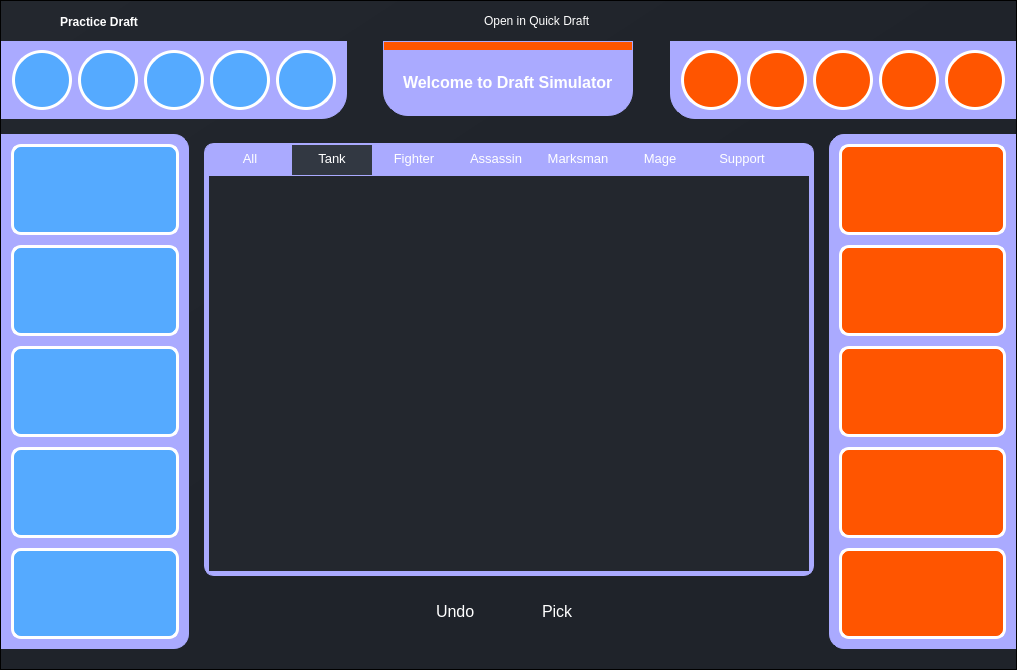
This is ui/pages/practice_draft.ui in elian-olbz/mlbb-drafting-and-simulation-tools as Qt 5 draws it before an edit. The edited form follows.
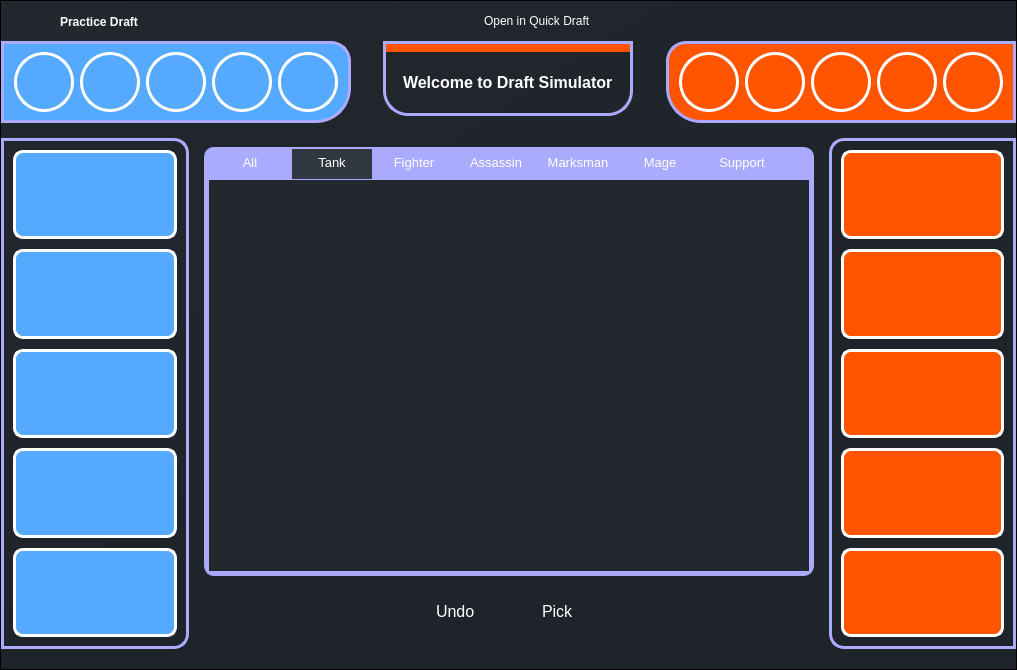
This is the edited form. The open tabs and pages were chosen to show the change. Icons and pictures are not drawn.

Commit message: almost polished for practice and quick  draft. No text update on practice_draft and buttons on all pages

The edit to the form file:
```diff
--- a/ui/pages/practice_draft.ui
+++ b/ui/pages/practice_draft.ui
@@ -626,12 +626,12 @@
                                  </property>
                                  <property name="styleSheet">
                                   <string notr="true">QFrame #blue_ban_frame{
-border: 1px solid rgb(170, 170, 255);
-background-color: rgb(170, 170, 255);
+border: 3px solid rgb(170, 170, 255);
+background-color: rgb(85, 170, 255);
 border-top-left-radius: 0px;
 border-bottom-left-radius: 0px;
-border-top-right-radius: 0px;
-border-bottom-right-radius: 25px;
+border-top-right-radius: 20px;
+border-bottom-right-radius: 35px;
 }</string>
                                  </property>
                                  <property name="frameShape">
@@ -674,8 +674,8 @@
                                      </size>
                                     </property>
                                     <property name="styleSheet">
-                                     <string notr="true">background-color: rgb(85, 170, 255);
-border-radius: 30px; border: 3px solid;
+                                     <string notr="true">border-radius: 30px; border: 3px solid;
+image: url(:/icons/icons/question_mark.png);
 border-color:rgb(255, 255, 255);</string>
                                     </property>
                                     <property name="text">
@@ -710,8 +710,8 @@
                                      </size>
                                     </property>
                                     <property name="styleSheet">
-                                     <string notr="true">background-color: rgb(85, 170, 255);
-border-radius: 30px; border: 3px solid;
+                                     <string notr="true">border-radius: 30px; border: 3px solid;
+image: url(:/icons/icons/question_mark.png);
 border-color:rgb(255, 255, 255);</string>
                                     </property>
                                     <property name="text">
@@ -746,8 +746,8 @@
                                      </size>
                                     </property>
                                     <property name="styleSheet">
-                                     <string notr="true">background-color: rgb(85, 170, 255);
-border-radius: 30px; border: 3px solid;
+                                     <string notr="true">border-radius: 30px; border: 3px solid;
+image: url(:/icons/icons/question_mark.png);
 border-color:rgb(255, 255, 255);</string>
                                     </property>
                                     <property name="text">
@@ -782,8 +782,8 @@
                                      </size>
                                     </property>
                                     <property name="styleSheet">
-                                     <string notr="true">background-color: rgb(85, 170, 255);
-border-radius: 30px; border: 3px solid;
+                                     <string notr="true">border-radius: 30px; border: 3px solid;
+image: url(:/icons/icons/question_mark.png);
 border-color:rgb(255, 255, 255);</string>
                                     </property>
                                     <property name="text">
@@ -818,8 +818,8 @@
                                      </size>
                                     </property>
                                     <property name="styleSheet">
-                                     <string notr="true">background-color: rgb(85, 170, 255);
-border-radius: 30px; border: 3px solid;
+                                     <string notr="true">border-radius: 30px; border: 3px solid;
+image: url(:/icons/icons/question_mark.png);
 border-color:rgb(255, 255, 255);</string>
                                     </property>
                                     <property name="text">
@@ -871,8 +871,8 @@
                                  </property>
                                  <property name="styleSheet">
                                   <string notr="true">QFrame #welcome_frame{
-border: 1px solid rgb(170, 170, 255);
-background-color: rgb(170, 170, 255);
+border: 3px solid rgb(170, 170, 255);
+/*background-color: rgb(170, 170, 255);*/
 border-top-left-radius: 0px;
 border-bottom-left-radius: 25px;
 border-top-right-radius: 0px;
@@ -963,10 +963,10 @@
                                  </property>
                                  <property name="styleSheet">
                                   <string notr="true">QFrame #red_ban_frame{
-border: 1px solid rgb(170, 170, 255);
-background-color: rgb(170, 170, 255);
-border-top-left-radius: 0px;
-border-bottom-left-radius: 25px;
+border: 3px solid rgb(170, 170, 255);
+background-color: rgb(255, 85, 0);
+border-top-left-radius: 20px;
+border-bottom-left-radius: 35px;
 border-top-right-radius: 0px;
 border-bottom-right-radius: 0px;
 }</string>
@@ -1011,8 +1011,8 @@
                                      </size>
                                     </property>
                                     <property name="styleSheet">
-                                     <string notr="true">background-color: rgb(255, 85, 0);
-border-radius: 30px; border: 3px solid;
+                                     <string notr="true">border-radius: 30px; border: 3px solid;
+image: url(:/icons/icons/question_mark.png);
 border-color:rgb(255, 255, 255);</string>
                                     </property>
                                     <property name="text">
@@ -1047,8 +1047,8 @@
                                      </size>
                                     </property>
                                     <property name="styleSheet">
-                                     <string notr="true">background-color: rgb(255, 85, 0);
-border-radius: 30px; border: 3px solid;
+                                     <string notr="true">border-radius: 30px; border: 3px solid;
+image: url(:/icons/icons/question_mark.png);
 border-color:rgb(255, 255, 255);</string>
                                     </property>
                                     <property name="text">
@@ -1083,8 +1083,8 @@
                                      </size>
                                     </property>
                                     <property name="styleSheet">
-                                     <string notr="true">background-color: rgb(255, 85, 0);
-border-radius: 30px; border: 3px solid;
+                                     <string notr="true">border-radius: 30px; border: 3px solid;
+image: url(:/icons/icons/question_mark.png);
 border-color:rgb(255, 255, 255);</string>
                                     </property>
                                     <property name="text">
@@ -1119,8 +1119,8 @@
                                      </size>
                                     </property>
                                     <property name="styleSheet">
-                                     <string notr="true">background-color: rgb(255, 85, 0);
-border-radius: 30px; border: 3px solid;
+                                     <string notr="true">border-radius: 30px; border: 3px solid;
+image: url(:/icons/icons/question_mark.png);
 border-color:rgb(255, 255, 255);</string>
                                     </property>
                                     <property name="text">
@@ -1155,8 +1155,8 @@
                                      </size>
                                     </property>
                                     <property name="styleSheet">
-                                     <string notr="true">background-color: rgb(255, 85, 0);
-border-radius: 30px; border: 3px solid;
+                                     <string notr="true">border-radius: 30px; border: 3px solid;
+image: url(:/icons/icons/question_mark.png);
 border-color:rgb(255, 255, 255);</string>
                                     </property>
                                     <property name="text">
@@ -1227,8 +1227,8 @@
                                  </property>
                                  <property name="styleSheet">
                                   <string notr="true">QFrame #blue_pick_frame{
-border: 1px solid rgb(170, 170, 255);
-background-color: rgb(170, 170, 255);
+border: 3px solid rgb(170, 170, 255);
+/*background-color: rgb(170, 170, 255);*/
 border-top-left-radius: 0px;
 border-bottom-left-radius: 0px;
 border-top-right-radius: 15px;
@@ -1657,8 +1657,8 @@
                                  </property>
                                  <property name="styleSheet">
                                   <string notr="true">QFrame #red_pick_frame{
-border: 1px solid rgb(170, 170, 255);
-background-color: rgb(170, 170, 255);
+border: 3px solid rgb(170, 170, 255);
+/*background-color: rgb(170, 170, 255);*/
 border-top-left-radius: 15px;
 border-bottom-left-radius: 15px;
 border-top-right-radius: 0px;
```
Left out of the diff: 7 changed lines with no effect on the pictures. The commit also changes 7 other files.
